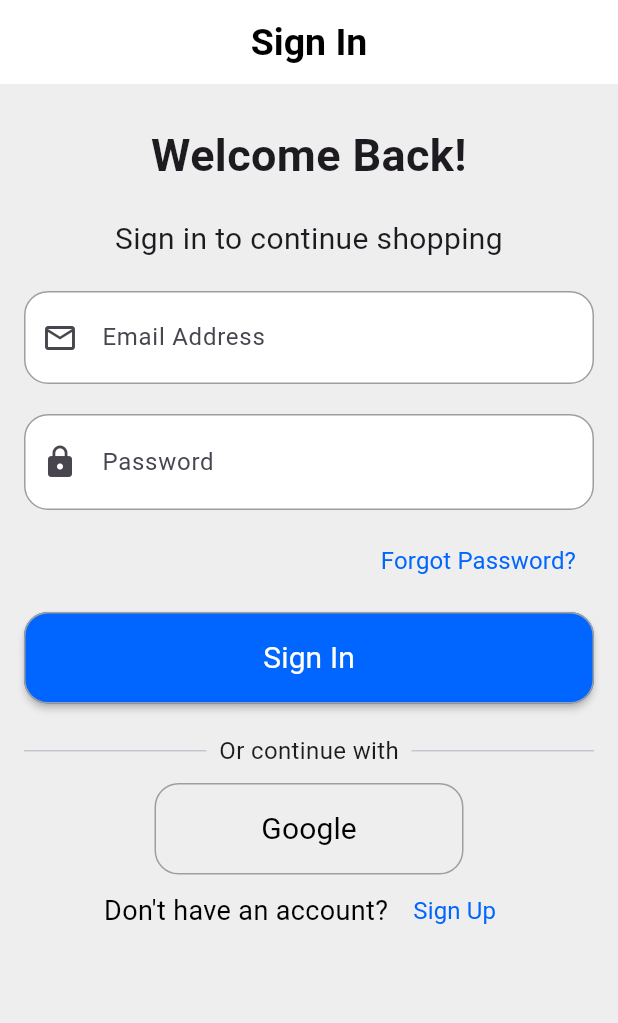
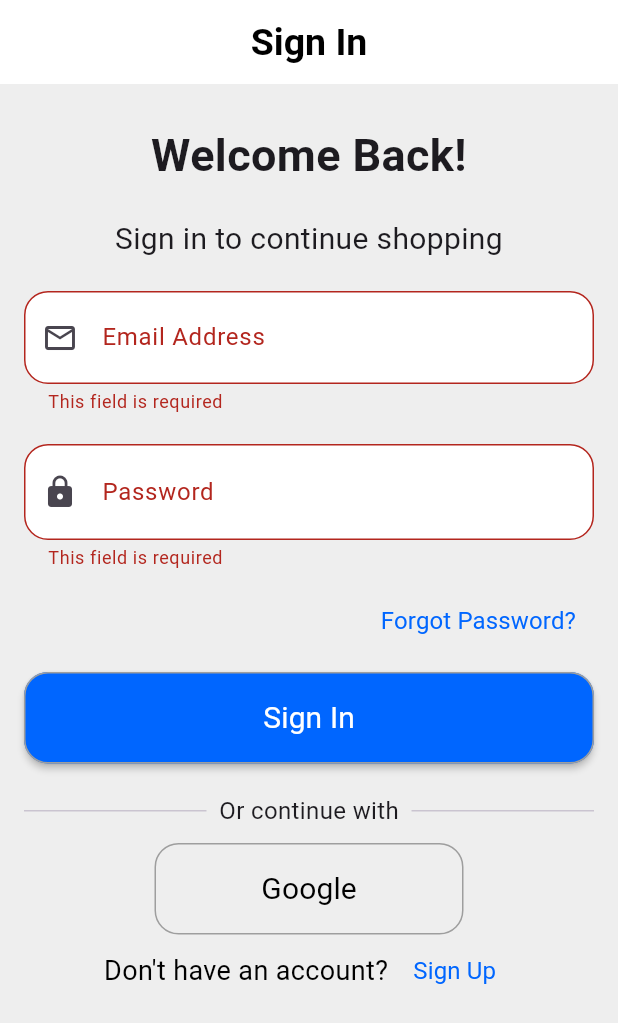
Before and after one commit to seiffbdd/ecommercy, a Flutter app: the HomeView screen opened by its route, after a tap on the "logout" icon, after a tap on "Sign In", on a phone screen of 412 x 824 dp. Shown: the top 1023 px of the screen. Run offline on Flutter 3.47's test engine with Material 3 defaults, Android fonts, the phone set to English and light mode, and no system bars; our stand-ins replace cloud_firestore, dartz, dio, firebase_auth, firebase_core, flutter_bloc and 5 more; accounts and stored records are empty.

Commit message:
finish login method

```diff
--- a/lib/features/auth/data/repos/auth_repo.dart
+++ b/lib/features/auth/data/repos/auth_repo.dart
@@ -13,5 +13,7 @@ abstract class AuthRepo {
     String? verificationCode,
   });
 
+  Future<Either> login({required String email, required String password});
+
   Future<void> verifyEmail();
 }
--- a/lib/features/auth/presentation/cubits/auth_cubit/auth_state.dart
+++ b/lib/features/auth/presentation/cubits/auth_cubit/auth_state.dart
@@ -10,9 +10,19 @@ final class RegisterLoading extends AuthState {}
 final class Registersuccess extends AuthState {}
 
 final class RegisterFailed extends AuthState {
-  final String message;
+  final String errMessage;
 
-  RegisterFailed({required this.message});
+  RegisterFailed({required this.errMessage});
+}
+
+final class LoginLoading extends AuthState {}
+
+final class Loginsuccess extends AuthState {}
+
+final class LoginFailed extends AuthState {
+  final String errMessage;
+
+  LoginFailed({required this.errMessage});
 }
 
 final class ObsecureTextToggled extends AuthState {}
--- a/lib/features/auth/presentation/views/login_view.dart
+++ b/lib/features/auth/presentation/views/login_view.dart
@@ -1,13 +1,17 @@
 import 'package:e_commercy/core/utils/app_colors.dart';
+import 'package:e_commercy/core/utils/app_router.dart';
 import 'package:e_commercy/core/utils/constants.dart';
 import 'package:e_commercy/core/utils/screen_size.dart';
+import 'package:e_commercy/core/utils/show_snack_bar.dart';
 import 'package:e_commercy/core/utils/styles.dart';
 import 'package:e_commercy/features/auth/presentation/cubits/auth_cubit/auth_cubit.dart';
 import 'package:e_commercy/features/auth/presentation/views/widgets/auth_button.dart';
+import 'package:e_commercy/features/auth/presentation/views/widgets/center_progress_indicator_with_stack.dart';
 import 'package:e_commercy/features/auth/presentation/views/widgets/custom_text_form_field.dart';
 import 'package:e_commercy/features/splash/presentation/views/widgets/donnot_have_an_account_row.dart';
 import 'package:flutter/material.dart';
 import 'package:flutter_bloc/flutter_bloc.dart';
+import 'package:go_router/go_router.dart';
 
 class LoginView extends StatefulWidget {
   const LoginView({super.key});
@@ -39,9 +43,29 @@ class _RegisterViewState extends State<LoginView> {
   @override
   Widget build(BuildContext context) {
     var authCubit = context.read<AuthCubit>();
-    return Scaffold(
+    return BlocListener<AuthCubit, AuthState>(
+      listener: (context, state) {
+        if (state is Loginsuccess) {
+          context.go(AppRouter.kHomeView);
+          showSnackBar(
+            context,
+            text: 'You are signed in',
+            color: AppColors.greenColor,
+          );
+        }
+        if (state is LoginFailed) {
+          showSnackBar(
+            context,
+            text: state.errMessage,
+            color: AppColors.redColor,
+          );
+        }
+      },
+      child: Scaffold(
         appBar: AppBar(title: const Text('Sign In')),
-      body: Padding(
+        body: Stack(
+          children: [
+            Padding(
               padding: EdgeInsets.all(16.0),
               child: SingleChildScrollView(
                 child: Form(
@@ -70,38 +94,22 @@ class _RegisterViewState extends State<LoginView> {
                         keyboardType: TextInputType.emailAddress,
                       ),
                       sizedBoxHeight20,
-                /*BlocBuilder<AuthCubit, AuthState>(
-                  builder: (context, state) {
-                    return CustomTextFormField(
-                      contentPadding: EdgeInsets.fromLTRB(12, 8.0, 12, 8.0),
-                      labelText: 'Password',
-                      hintText: 'Create a password',
-                      prefixIcon: Icon(Icons.lock),
-                      controller: _passwordController,
-                      obscureText: authCubit.obscureText,
-                      suffix: IconButton(
-                        padding: EdgeInsets.zero,
-                        onPressed: () {
-                          authCubit.toggleobsecureText();
-                        },
-                        icon:
-                            authCubit.obscureText
-                                ? Icon(Icons.remove_red_eye)
-                                : Icon(Icons.remove_red_eye_outlined),
-                      ),
-                    );
-                  },
-                ),
-                */
+
                       BlocBuilder<AuthCubit, AuthState>(
                         buildWhen:
-                      (previous, current) => current is ObsecureTextToggled,
+                            (previous, current) =>
+                                current is ObsecureTextToggled,
                         builder: (context, state) {
                           return CustomTextFormField(
                             onFieldSubmitted: (value) {
                               authCubit.obscureText = true;
                             },
-                      contentPadding: EdgeInsets.fromLTRB(12, 8.0, 12, 8.0),
+                            contentPadding: EdgeInsets.fromLTRB(
+                              12,
+                              8.0,
+                              12,
+                              8.0,
+                            ),
                             labelText: 'Password',
                             hintText: 'Enter your password',
                             prefixIcon: Icon(Icons.lock),
@@ -126,9 +134,7 @@ class _RegisterViewState extends State<LoginView> {
                       Align(
                         alignment: Alignment.centerRight,
                         child: TextButton(
-                    onPressed: () {
-                      // waiting to handle with bloc
-                    },
+                          onPressed: () {},
                           child: Text(
                             'Forgot Password?',
                             style: Styles.textStyle16.copyWith(
@@ -138,12 +144,25 @@ class _RegisterViewState extends State<LoginView> {
                         ),
                       ),
                       sizedBoxHeight10,
-                AuthButton(text: 'Sign In', onPressed: () {}),
+                      AuthButton(
+                        text: 'Sign In',
+                        onPressed: () {
+                          if (_formKey.currentState!.validate()) {
+                            authCubit.login(
+                              email: _emailController.text,
+                              password: _passwordController.text,
+                            );
+                          }
+                        },
+                      ),
                       sizedBoxHeight20,
                       Row(
                         children: [
                           Expanded(child: Divider()),
-                    Text('  Or continue with  ', style: Styles.textStyle16),
+                          Text(
+                            '  Or continue with  ',
+                            style: Styles.textStyle16,
+                          ),
                           Expanded(child: Divider()),
                         ],
                       ),
@@ -163,6 +182,17 @@ class _RegisterViewState extends State<LoginView> {
                 ),
               ),
             ),
+            BlocBuilder<AuthCubit, AuthState>(
+              builder: (context, state) {
+                if (state is LoginLoading) {
+                  return CenterProgressIndicatorWithStack();
+                }
+                return SizedBox.shrink();
+              },
+            ),
+          ],
+        ),
+      ),
     );
   }
 }
```
Also changed, not shown: lib/features/auth/data/repos/auth_repo_impl.dart (+22 -0 lines), lib/features/auth/presentation/cubits/auth_cubit/auth_cubit.dart (+24 -2 lines), lib/features/auth/presentation/views/register_view.dart (+7 -9 lines), lib/features/auth/presentation/views/verify_email_view.dart (+2 -8 lines), lib/features/auth/presentation/views/widgets/center_progress_indicator_with_stack.dart (added, +17 -0 lines). Lines whose indentation alone changed are shown as unchanged.
